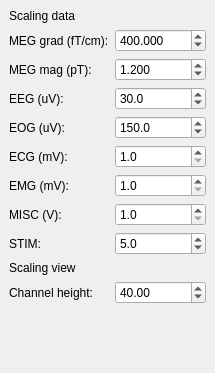
This is applications/mne_browse_raw_qt/Windows/scalewindow.ui in mne-tools/mne-cpp as Qt 5 draws it before an edit. The edited form follows.
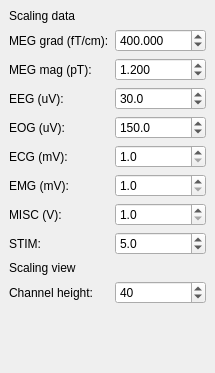
This is the edited form.

```diff
--- a/applications/mne_browse_raw_qt/Windows/scalewindow.ui
+++ b/applications/mne_browse_raw_qt/Windows/scalewindow.ui
@@ -277,18 +277,18 @@
        </widget>
       </item>
       <item row="10" column="1">
-       <widget class="QDoubleSpinBox" name="m_doubleSpinBox_channelHeight">
+       <widget class="QSpinBox" name="m_SpinBox_channelHeight">
         <property name="locale">
          <locale language="English" country="UnitedStates"/>
         </property>
         <property name="minimum">
-         <double>5.000000000000000</double>
+         <number>2</number>
         </property>
         <property name="maximum">
-         <double>1000.000000000000000</double>
+         <number>4000</number>
         </property>
         <property name="value">
-         <double>40.000000000000000</double>
+         <number>40</number>
         </property>
        </widget>
       </item>
```
Left out of the diff: 138 changed lines with no effect on the pictures.
